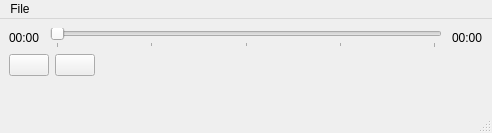
Old version of the form src/main-window.ui in the repository atesteve/psxplayer.
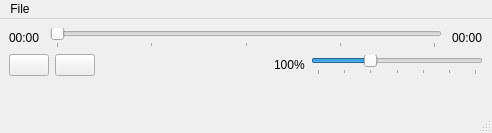
New version of the form. Icons and pictures are not drawn. Custom widgets are drawn as their Qt base class.

Commit message: Add speed control

The edit to the form file:
```diff
--- a/src/main-window.ui
+++ b/src/main-window.ui
@@ -93,6 +93,44 @@
         </property>
        </spacer>
       </item>
+      <item>
+       <widget class="QLabel" name="speedLabel">
+        <property name="text">
+         <string>100%</string>
+        </property>
+       </widget>
+      </item>
+      <item>
+       <widget class="QSliderMouseEvent" name="speedSlider">
+        <property name="minimum">
+         <number>0</number>
+        </property>
+        <property name="maximum">
+         <number>60</number>
+        </property>
+        <property name="singleStep">
+         <number>1</number>
+        </property>
+        <property name="pageStep">
+         <number>5</number>
+        </property>
+        <property name="value">
+         <number>20</number>
+        </property>
+        <property name="tracking">
+         <bool>false</bool>
+        </property>
+        <property name="orientation">
+         <enum>Qt::Orientation::Horizontal</enum>
+        </property>
+        <property name="tickPosition">
+         <enum>QSlider::TickPosition::TicksBelow</enum>
+        </property>
+        <property name="tickInterval">
+         <number>10</number>
+        </property>
+       </widget>
+      </item>
      </layout>
     </item>
     <item>
```
Left out of the diff: 2 changed lines with no effect on the pictures. The commit also changes 3 other files.
